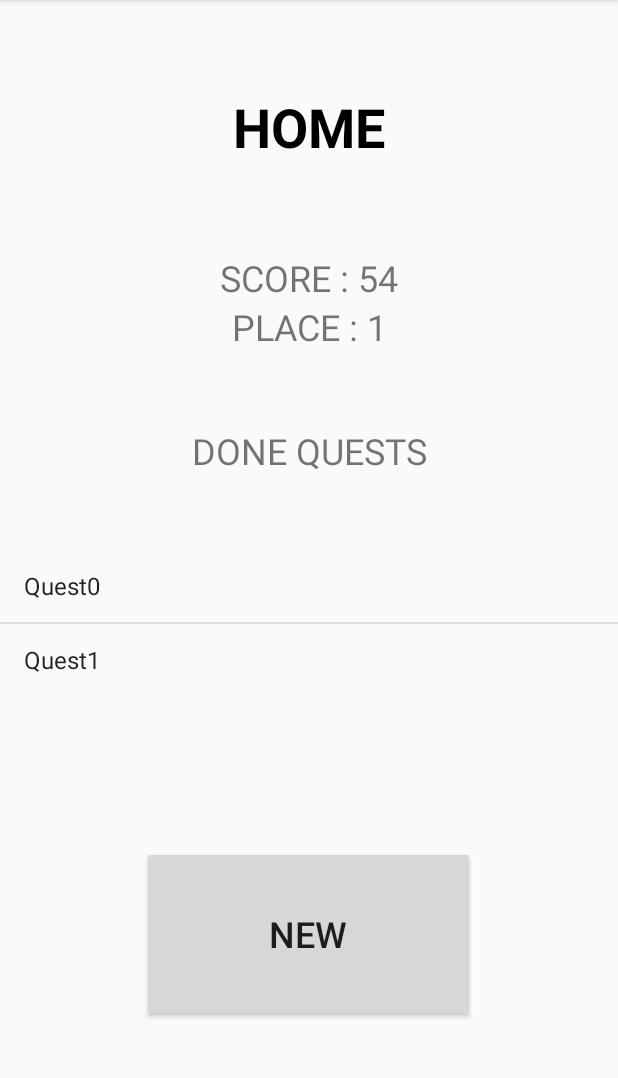
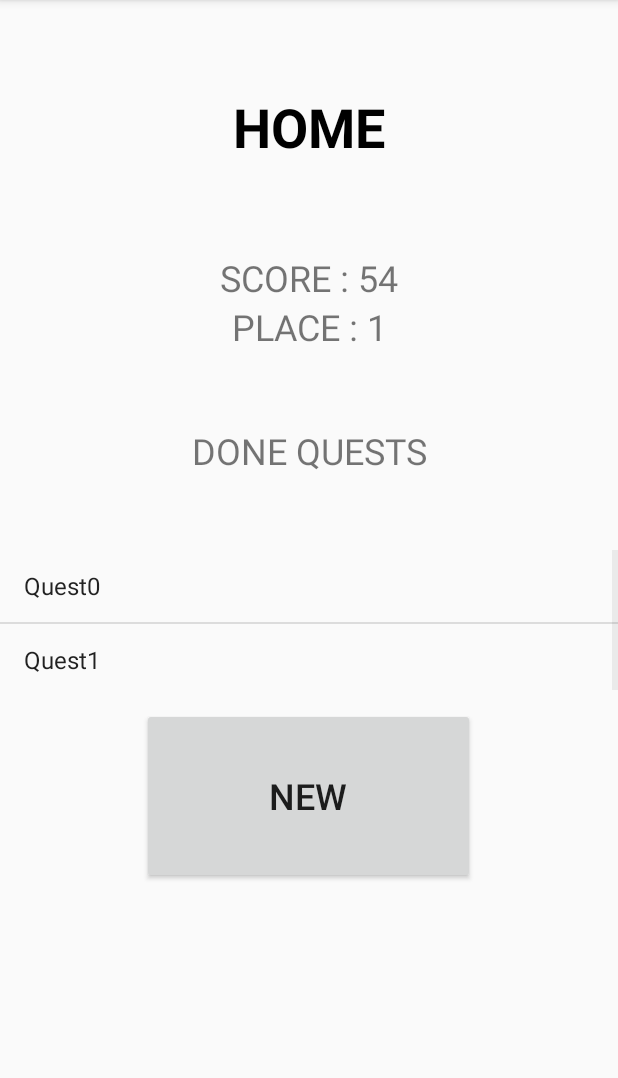
Before and after one commit to Mathless/MuseumQuests, an Android app: the Home screen opened directly, with no data from a screen before it, on a phone screen of 412 x 824 dp, the part 84-1162 px from its top. Run offline under Robolectric (Android 15) with nearby library versions, the phone set to English and light mode, and no system bars; libraries missing offline, so code that uses them is left out: com.example.

Commit message:
initial commit

```diff
--- a/app/src/main/AndroidManifest.xml
+++ b/app/src/main/AndroidManifest.xml
@@ -19,8 +19,7 @@
         </activity>
         <activity android:name=".Home">
         </activity>
-        <activity android:name=".MainActivity">
-        </activity>
+
         <activity android:name=".Start">
             <intent-filter>
                 <action android:name="android.intent.action.MAIN"/>
--- a/app/src/main/java/com/example/MuseumQuests/QuestList.kt
+++ b/app/src/main/java/com/example/MuseumQuests/QuestList.kt
@@ -20,7 +20,7 @@ class QuestList : AppCompatActivity() {
             _, view, _, _ ->
             when {
                 (view as TextView).text.toString()[0] == '1' -> {
-                    val intent = Intent(this, Start::class.java)
+                    val intent = Intent(this, QuestInfo::class.java)
                     startActivity(intent)
                 }
             }
--- a/app/src/main/java/com/example/MuseumQuests/Start.kt
+++ b/app/src/main/java/com/example/MuseumQuests/Start.kt
@@ -11,7 +11,7 @@ class Start : AppCompatActivity() {
         super.onCreate(savedInstanceState)
         setContentView(R.layout.activity_start)
         buttonStart.setOnClickListener{
-            val intent = Intent(this, QuestList::class.java)
+            val intent = Intent(this, Home::class.java)
             startActivity(intent)
         }
     }
--- a/app/src/main/res/layout/activity_home.xml
+++ b/app/src/main/res/layout/activity_home.xml
@@ -31,13 +31,14 @@
               android:id="@+id/textplace" android:textAlignment="center" android:textSize="24sp"
     />
     <ListView android:layout_width="wrap_content"
-              android:layout_height="wrap_content"
+              android:layout_height="95dp"
               android:id="@+id/listofquests"/>
 
     <Button android:layout_width="222dp"
             android:layout_height="117dp"
             android:text="NEW"
-            android:layout_margin="100dp"
+
+            android:layout_margin="10dp"
             android:id="@+id/gotoquestlist" android:layout_gravity="center_horizontal|center_vertical"
             android:textSize="24sp"/>
 </LinearLayout>
--- a/app/src/main/res/layout/activity_result.xml
+++ b/app/src/main/res/layout/activity_result.xml
@@ -29,7 +29,7 @@
     <Button android:layout_width="wrap_content"
             android:layout_height="wrap_content"
             android:text="GO HOME"
-            android:layout_margin="100dp"
+            android:layout_margin="10dp"
             android:id="@+id/gotohomefromresult" android:layout_gravity="center_horizontal|center_vertical"
             android:textSize="24sp"/>
 </LinearLayout>
```
